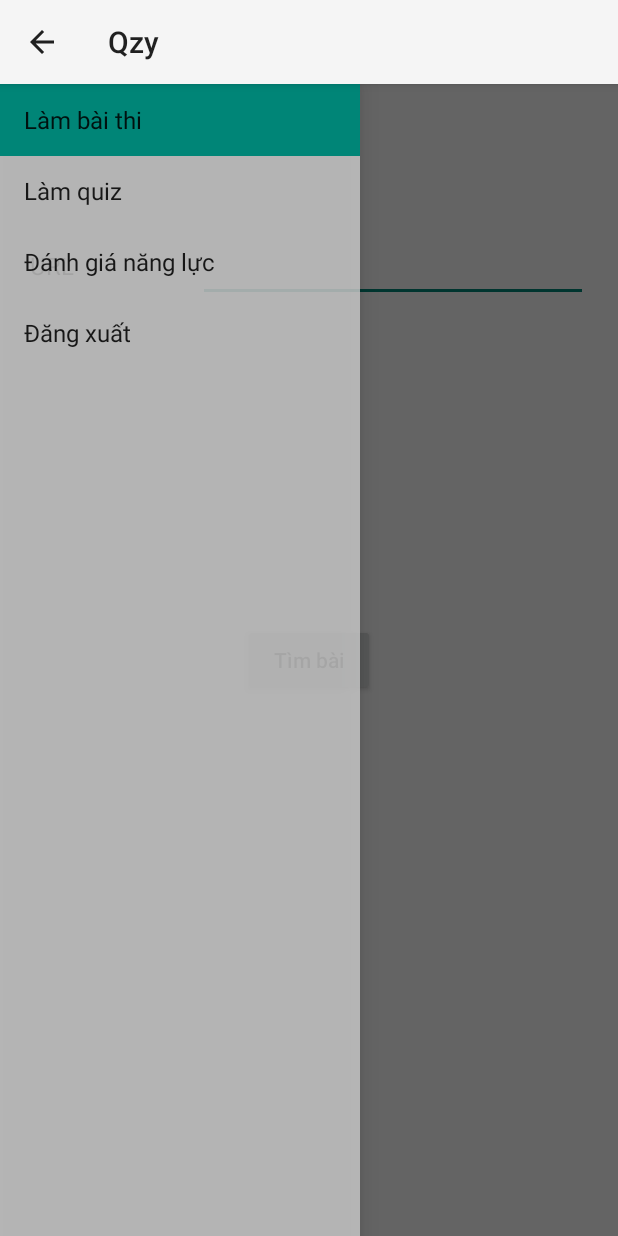
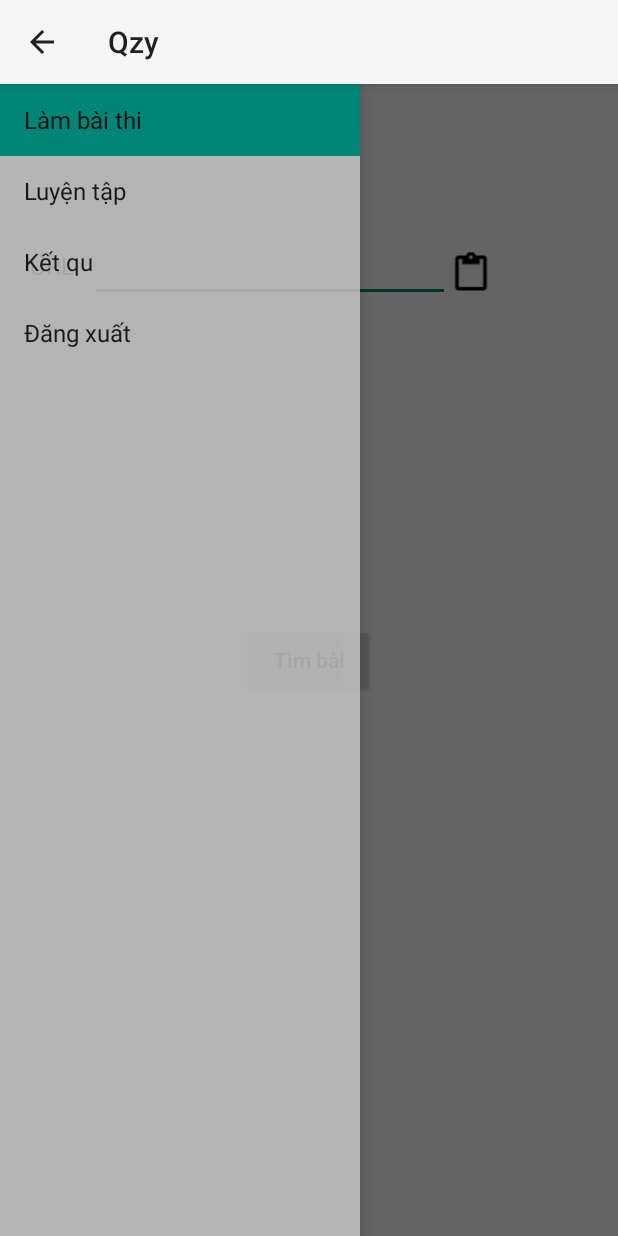
Before and after one commit to uethackathon06/uethackathon2015_team6, an Android app: the screen it shows after launch (MainActivity), on a phone screen of 412 x 824 dp. Run offline under Robolectric (Android 15) with nearby library versions, the phone set to English and light mode, and no system bars; 2 statements that could not run were skipped.

Commit message:
add paset link

```diff
--- a/mobile/Qzy/app/src/main/res/layout/get_test_layout.xml
+++ b/mobile/Qzy/app/src/main/res/layout/get_test_layout.xml
@@ -15,14 +15,6 @@
         android:layout_marginLeft="20dp"
         android:textColor="#000000" />
 
-    <EditText
-        android:layout_width="260dp"
-        android:layout_height="wrap_content"
-        android:id="@+id/test_url"
-        android:layout_gravity="right|top"
-        android:layout_marginTop="100dp"
-        android:layout_marginRight="20dp" />
-
     <Button
         android:layout_width="wrap_content"
         android:layout_height="wrap_content"
@@ -31,4 +23,22 @@
         android:textAllCaps="false"
         android:layout_gravity="center" />
 
+    <EditText
+        android:layout_width="240dp"
+        android:layout_height="wrap_content"
+        android:id="@+id/test_url"
+        android:layout_gravity="left|top"
+        android:layout_marginTop="100dp"
+        android:layout_marginRight="20dp"
+        android:layout_marginLeft="60dp" />
+
+    <ImageButton
+        android:layout_width="28dp"
+        android:layout_height="28dp"
+        android:id="@+id/copy_from_clip"
+        android:layout_gravity="left|top"
+        android:layout_marginTop="112dp"
+        android:layout_marginLeft="300dp"
+        android:background="@drawable/ic_content_paste_black_24dp" />
+
 </FrameLayout>
--- a/mobile/Qzy/app/src/main/res/values/strings.xml
+++ b/mobile/Qzy/app/src/main/res/values/strings.xml
@@ -2,8 +2,8 @@
     <string name="app_name">Qzy</string>
 
     <string name="title_section1">Làm bài thi</string>
-    <string name="title_section2">Làm quiz</string>
-    <string name="title_section3">Đánh giá năng lực</string>
+    <string name="title_section2">Luyện tập</string>
+    <string name="title_section3">Kết qu</string>
     <string name="title_section4">Đăng xuất</string>
     <string name="submit">Nộp bài</string>
     <string name="server">https://10.10.213.203:3000</string>
```
Also changed, not shown: mobile/Qzy/app/src/main/java/barry/qzy/MainActivity.java (+27 -1 lines), mobile/Qzy/app/src/main/res/layout/take_quiz_layout.xml (+14 -0 lines), mobile/Qzy/app/src/main/res/drawable/ic_content_paste_black_24dp.png (added), mobile/Qzy/app/src/main/res/drawable/nextbutton.jpeg (added), mobile/Qzy/app/src/main/res/drawable/nextbutton1.png (added).
